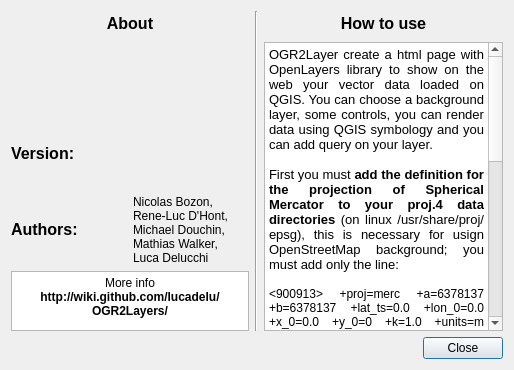
Qt form ui_About.ui (lucadelu/OGR2Layers) before a commit.
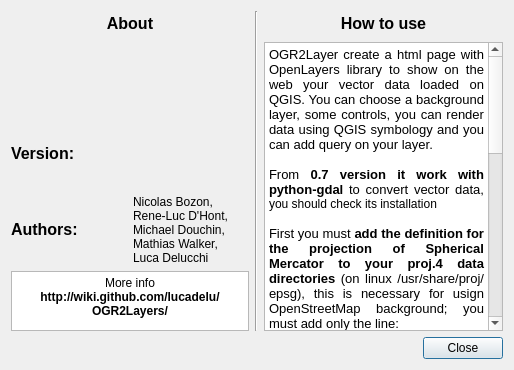
The same form after that commit. Icons and pictures are not drawn.

Commit message: correct some problem with new ogr2ogr python function

What changed in the file:
```diff
--- a/ui_About.ui
+++ b/ui_About.ui
@@ -195,16 +195,18 @@
 &lt;/style&gt;&lt;/head&gt;&lt;body style=&quot; font-family:'Sans Serif'; font-size:9pt; font-weight:400; font-style:normal;&quot;&gt;
 &lt;p align=&quot;justify&quot; style=&quot; margin-top:0px; margin-bottom:0px; margin-left:0px; margin-right:0px; -qt-block-indent:0; text-indent:0px;&quot;&gt;&lt;span style=&quot; font-size:10pt;&quot;&gt;OGR2Layer create a html page with OpenLayers library to show on the web your vector data loaded on QGIS. You can choose a background layer, some controls, you can render data using QGIS symbology and you can add query on your layer.&lt;/span&gt;&lt;/p&gt;
 &lt;p align=&quot;justify&quot; style=&quot;-qt-paragraph-type:empty; margin-top:0px; margin-bottom:0px; margin-left:0px; margin-right:0px; -qt-block-indent:0; text-indent:0px; font-size:10pt;&quot;&gt;&lt;/p&gt;
+&lt;p align=&quot;justify&quot; style=&quot; margin-top:0px; margin-bottom:0px; margin-left:0px; margin-right:0px; -qt-block-indent:0; text-indent:0px;&quot;&gt;&lt;span style=&quot; font-size:10pt;&quot;&gt;From &lt;/span&gt;&lt;span style=&quot; font-size:10pt; font-weight:600;&quot;&gt;0.7 version it work with python-gdal&lt;/span&gt;&lt;span style=&quot; font-size:10pt;&quot;&gt; to convert vector data, &lt;/span&gt;&lt;a name=&quot;result_box&quot;&gt;&lt;/a&gt;&lt;span style=&quot; background-color:#ffffff;&quot;&gt;y&lt;/span&gt;&lt;span style=&quot; background-color:#ffffff;&quot;&gt;ou should check its installation&lt;/span&gt;&lt;/p&gt;
+&lt;p align=&quot;justify&quot; style=&quot;-qt-paragraph-type:empty; margin-top:0px; margin-bottom:0px; margin-left:0px; margin-right:0px; -qt-block-indent:0; text-indent:0px; font-size:10pt;&quot;&gt;&lt;/p&gt;
 &lt;p align=&quot;justify&quot; style=&quot; margin-top:0px; margin-bottom:0px; margin-left:0px; margin-right:0px; -qt-block-indent:0; text-indent:0px;&quot;&gt;&lt;span style=&quot; font-size:10pt;&quot;&gt;First you must &lt;/span&gt;&lt;span style=&quot; font-size:10pt; font-weight:600;&quot;&gt;add the definition for the projection of Spherical Mercator to your proj.4 data directories&lt;/span&gt;&lt;span style=&quot; font-size:10pt;&quot;&gt; (on linux /usr/share/proj/epsg), this is necessary for usign OpenStreetMap background; you must add only the line:&lt;/span&gt;&lt;/p&gt;
 &lt;p align=&quot;justify&quot; style=&quot;-qt-paragraph-type:empty; margin-top:0px; margin-bottom:0px; margin-left:0px; margin-right:0px; -qt-block-indent:0; text-indent:0px; font-size:10pt;&quot;&gt;&lt;/p&gt;
 &lt;p align=&quot;justify&quot; style=&quot; margin-top:0px; margin-bottom:0px; margin-left:0px; margin-right:0px; -qt-block-indent:0; text-indent:0px;&quot;&gt;&lt;span style=&quot; font-family:'Courier New, courier';&quot;&gt;&amp;lt;900913&amp;gt; +proj=merc +a=6378137 +b=6378137 +lat_ts=0.0 +lon_0=0.0 +x_0=0.0 +y_0=0 +k=1.0 +units=m +nadgrids=@null +no_defs&lt;/span&gt;&lt;/p&gt;
 &lt;p align=&quot;justify&quot; style=&quot;-qt-paragraph-type:empty; margin-top:0px; margin-bottom:0px; margin-left:0px; margin-right:0px; -qt-block-indent:0; text-indent:0px;&quot;&gt;&lt;/p&gt;
 &lt;p align=&quot;justify&quot; style=&quot; margin-top:0px; margin-bottom:0px; margin-left:0px; margin-right:0px; -qt-block-indent:0; text-indent:0px;&quot;&gt;&lt;span style=&quot; font-size:10pt;&quot;&gt;The second important part is &lt;/span&gt;&lt;span style=&quot; font-size:10pt; font-weight:600;&quot;&gt;your vector layer has a  known spatial reference system&lt;/span&gt;&lt;span style=&quot; font-size:10pt;&quot;&gt; (e.g. file .prj for shapefile) then you can load vector data and start OGR2Layer plugin, now  you choose the directory where the plugin save the files (.html for internet page and gml for vector data) and several option to add in OpenLayers.&lt;/span&gt;&lt;/p&gt;
 &lt;p align=&quot;justify&quot; style=&quot;-qt-paragraph-type:empty; margin-top:0px; margin-bottom:0px; margin-left:0px; margin-right:0px; -qt-block-indent:0; text-indent:0px; font-size:10pt;&quot;&gt;&lt;/p&gt;
-&lt;p align=&quot;justify&quot; style=&quot; margin-top:0px; margin-bottom:0px; margin-left:0px; margin-right:0px; -qt-block-indent:0; text-indent:0px;&quot;&gt;&lt;span style=&quot; font-size:10pt;&quot;&gt;For use the &quot;&lt;/span&gt;&lt;span style=&quot; font-size:10pt; font-style:italic;&quot;&gt;QGIS Render&lt;/span&gt;&lt;span style=&quot; font-size:10pt;&quot;&gt;&quot; in the &quot;&lt;/span&gt;&lt;span style=&quot; font-size:10pt; font-style:italic;&quot;&gt;Render option&lt;/span&gt;&lt;span style=&quot; font-size:10pt;&quot;&gt;&quot; remember  that work only &quot;&lt;/span&gt;&lt;span style=&quot; font-size:10pt; font-style:italic;&quot;&gt;Single Symbol&lt;/span&gt;&lt;span style=&quot; font-size:10pt;&quot;&gt;&quot; and &quot;&lt;/span&gt;&lt;span style=&quot; font-size:10pt; font-style:italic;&quot;&gt;Unique Value&lt;/span&gt;&lt;span style=&quot; font-size:10pt;&quot;&gt;&quot; symbology&lt;/span&gt;&lt;/p&gt;
+&lt;p align=&quot;justify&quot; style=&quot; margin-top:0px; margin-bottom:0px; margin-left:0px; margin-right:0px; -qt-block-indent:0; text-indent:0px;&quot;&gt;&lt;span style=&quot; font-size:10pt;&quot;&gt;For use the &amp;quot;&lt;/span&gt;&lt;span style=&quot; font-size:10pt; font-style:italic;&quot;&gt;QGIS Render&lt;/span&gt;&lt;span style=&quot; font-size:10pt;&quot;&gt;&amp;quot; in the &amp;quot;&lt;/span&gt;&lt;span style=&quot; font-size:10pt; font-style:italic;&quot;&gt;Render option&lt;/span&gt;&lt;span style=&quot; font-size:10pt;&quot;&gt;&amp;quot; remember  that work only &amp;quot;&lt;/span&gt;&lt;span style=&quot; font-size:10pt; font-style:italic;&quot;&gt;Single Symbol&lt;/span&gt;&lt;span style=&quot; font-size:10pt;&quot;&gt;&amp;quot; and &amp;quot;&lt;/span&gt;&lt;span style=&quot; font-size:10pt; font-style:italic;&quot;&gt;Unique Value&lt;/span&gt;&lt;span style=&quot; font-size:10pt;&quot;&gt;&amp;quot; symbology&lt;/span&gt;&lt;/p&gt;
 &lt;p align=&quot;justify&quot; style=&quot;-qt-paragraph-type:empty; margin-top:0px; margin-bottom:0px; margin-left:0px; margin-right:0px; -qt-block-indent:0; text-indent:0px; font-size:10pt;&quot;&gt;&lt;/p&gt;
-&lt;p align=&quot;justify&quot; style=&quot; margin-top:0px; margin-bottom:0px; margin-left:0px; margin-right:0px; -qt-block-indent:0; text-indent:0px;&quot;&gt;&lt;span style=&quot; font-size:10pt;&quot;&gt;In the &quot;&lt;/span&gt;&lt;span style=&quot; font-size:10pt; font-style:italic;&quot;&gt;Query Options&lt;/span&gt;&lt;span style=&quot; font-size:10pt;&quot;&gt;&quot; the option &quot;&lt;/span&gt;&lt;span style=&quot; font-size:10pt; font-style:italic;&quot;&gt;query more features&lt;/span&gt;&lt;span style=&quot; font-size:10pt;&quot;&gt;&quot; use OpenLayers Strategy Cluster, this solution allow to cluster more features and query the group, it's useful for points specially when they are very neighbouring. &lt;/span&gt;&lt;/p&gt;
-&lt;p align=&quot;justify&quot; style=&quot; margin-top:0px; margin-bottom:0px; margin-left:0px; margin-right:0px; -qt-block-indent:0; text-indent:0px;&quot;&gt;&lt;span style=&quot; font-size:10pt; font-weight:600;&quot;&gt;Important&lt;/span&gt;&lt;span style=&quot; font-size:10pt;&quot;&gt;: remember &quot;&lt;/span&gt;&lt;span style=&quot; font-size:10pt; font-style:italic;&quot;&gt;query more features&lt;/span&gt;&lt;span style=&quot; font-size:10pt;&quot;&gt;&quot; doesn't work with &quot;&lt;/span&gt;&lt;span style=&quot; font-size:10pt; font-style:italic;&quot;&gt;Unique Value&lt;/span&gt;&lt;span style=&quot; font-size:10pt;&quot;&gt;&quot; symbology&lt;/span&gt;&lt;/p&gt;&lt;/body&gt;&lt;/html&gt;</string>
+&lt;p align=&quot;justify&quot; style=&quot; margin-top:0px; margin-bottom:0px; margin-left:0px; margin-right:0px; -qt-block-indent:0; text-indent:0px;&quot;&gt;&lt;span style=&quot; font-size:10pt;&quot;&gt;In the &amp;quot;&lt;/span&gt;&lt;span style=&quot; font-size:10pt; font-style:italic;&quot;&gt;Query Options&lt;/span&gt;&lt;span style=&quot; font-size:10pt;&quot;&gt;&amp;quot; the option &amp;quot;&lt;/span&gt;&lt;span style=&quot; font-size:10pt; font-style:italic;&quot;&gt;query more features&lt;/span&gt;&lt;span style=&quot; font-size:10pt;&quot;&gt;&amp;quot; use OpenLayers Strategy Cluster, this solution allow to cluster more features and query the group, it's useful for points specially when they are very neighbouring. &lt;/span&gt;&lt;/p&gt;
+&lt;p align=&quot;justify&quot; style=&quot; margin-top:0px; margin-bottom:0px; margin-left:0px; margin-right:0px; -qt-block-indent:0; text-indent:0px;&quot;&gt;&lt;span style=&quot; font-size:10pt; font-weight:600;&quot;&gt;Important&lt;/span&gt;&lt;span style=&quot; font-size:10pt;&quot;&gt;: remember &amp;quot;&lt;/span&gt;&lt;span style=&quot; font-size:10pt; font-style:italic;&quot;&gt;query more features&lt;/span&gt;&lt;span style=&quot; font-size:10pt;&quot;&gt;&amp;quot; doesn't work with &amp;quot;&lt;/span&gt;&lt;span style=&quot; font-size:10pt; font-style:italic;&quot;&gt;Unique Value&lt;/span&gt;&lt;span style=&quot; font-size:10pt;&quot;&gt;&amp;quot; symbology&lt;/span&gt;&lt;/p&gt;&lt;/body&gt;&lt;/html&gt;</string>
          </property>
         </widget>
        </item>
```
The commit also changes 18 other files.
